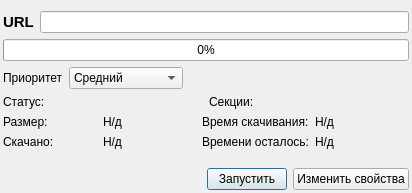
Before: the Qt Designer form REXLoader/taskdialog.ui in RA9OAJ/rexloader, drawn with Qt 5.
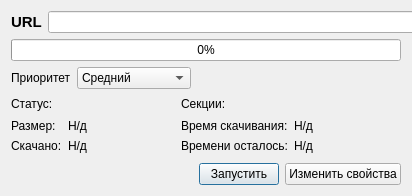
After: the same form once the commit is applied.

Patch:
```diff
--- a/REXLoader/taskdialog.ui
+++ b/REXLoader/taskdialog.ui
@@ -7,7 +7,7 @@
     <x>0</x>
     <y>0</y>
     <width>412</width>
-    <height>193</height>
+    <height>196</height>
    </rect>
   </property>
   <property name="sizePolicy">
@@ -38,15 +38,6 @@
    <string>Задание</string>
   </property>
   <layout class="QVBoxLayout" name="verticalLayout">
-   <property name="leftMargin">
-    <number>3</number>
-   </property>
-   <property name="rightMargin">
-    <number>3</number>
-   </property>
-   <property name="bottomMargin">
-    <number>3</number>
-   </property>
    <item>
     <layout class="QHBoxLayout" name="horizontalLayout">
      <item>
@@ -151,6 +142,12 @@
     <layout class="QGridLayout" name="gridLayout">
      <item row="0" column="0">
       <widget class="QLabel" name="label_6">
+       <property name="sizePolicy">
+        <sizepolicy hsizetype="Fixed" vsizetype="Preferred">
+         <horstretch>0</horstretch>
+         <verstretch>0</verstretch>
+        </sizepolicy>
+       </property>
        <property name="text">
         <string>Статус:</string>
        </property>
@@ -158,6 +155,12 @@
      </item>
      <item row="0" column="1">
       <widget class="QLabel" name="statuslABEL">
+       <property name="sizePolicy">
+        <sizepolicy hsizetype="Minimum" vsizetype="Preferred">
+         <horstretch>0</horstretch>
+         <verstretch>0</verstretch>
+        </sizepolicy>
+       </property>
        <property name="text">
         <string/>
        </property>
@@ -165,6 +168,12 @@
      </item>
      <item row="0" column="2">
       <widget class="QLabel" name="label_7">
+       <property name="sizePolicy">
+        <sizepolicy hsizetype="Fixed" vsizetype="Preferred">
+         <horstretch>0</horstretch>
+         <verstretch>0</verstretch>
+        </sizepolicy>
+       </property>
        <property name="text">
         <string>Секции:</string>
        </property>
@@ -172,71 +181,134 @@
      </item>
      <item row="0" column="3">
       <widget class="QLabel" name="sectionLabel">
+       <property name="sizePolicy">
+        <sizepolicy hsizetype="Minimum" vsizetype="Preferred">
+         <horstretch>0</horstretch>
+         <verstretch>0</verstretch>
+        </sizepolicy>
+       </property>
        <property name="text">
         <string/>
        </property>
       </widget>
      </item>
-    </layout>
-   </item>
-   <item>
-    <layout class="QGridLayout" name="gridLayout_2">
-     <item row="0" column="0">
+     <item row="1" column="0">
       <widget class="QLabel" name="label_2">
+       <property name="sizePolicy">
+        <sizepolicy hsizetype="Maximum" vsizetype="Preferred">
+         <horstretch>0</horstretch>
+         <verstretch>0</verstretch>
+        </sizepolicy>
+       </property>
        <property name="text">
         <string>Размер:</string>
        </property>
       </widget>
      </item>
-     <item row="0" column="1">
+     <item row="1" column="1">
       <widget class="QLabel" name="sizeLabel">
+       <property name="sizePolicy">
+        <sizepolicy hsizetype="MinimumExpanding" vsizetype="Preferred">
+         <horstretch>0</horstretch>
+         <verstretch>0</verstretch>
+        </sizepolicy>
+       </property>
        <property name="text">
         <string>Н/д</string>
        </property>
       </widget>
      </item>
-     <item row="0" column="2">
+     <item row="1" column="2" colspan="3">
       <widget class="QLabel" name="label_4">
+       <property name="sizePolicy">
+        <sizepolicy hsizetype="Maximum" vsizetype="Preferred">
+         <horstretch>0</horstretch>
+         <verstretch>0</verstretch>
+        </sizepolicy>
+       </property>
        <property name="text">
         <string>Время скачивания:</string>
        </property>
       </widget>
      </item>
-     <item row="0" column="3">
+     <item row="1" column="5">
       <widget class="QLabel" name="timeLabel">
+       <property name="sizePolicy">
+        <sizepolicy hsizetype="MinimumExpanding" vsizetype="Preferred">
+         <horstretch>0</horstretch>
+         <verstretch>0</verstretch>
+        </sizepolicy>
+       </property>
        <property name="text">
         <string>Н/д</string>
        </property>
       </widget>
      </item>
-     <item row="1" column="0">
+     <item row="2" column="0">
       <widget class="QLabel" name="label_3">
+       <property name="sizePolicy">
+        <sizepolicy hsizetype="Maximum" vsizetype="Preferred">
+         <horstretch>0</horstretch>
+         <verstretch>0</verstretch>
+        </sizepolicy>
+       </property>
        <property name="text">
         <string>Скачано:</string>
        </property>
       </widget>
      </item>
-     <item row="1" column="1">
+     <item row="2" column="1">
       <widget class="QLabel" name="loadLabel">
+       <property name="sizePolicy">
+        <sizepolicy hsizetype="Minimum" vsizetype="Preferred">
+         <horstretch>0</horstretch>
+         <verstretch>0</verstretch>
+        </sizepolicy>
+       </property>
        <property name="text">
         <string>Н/д</string>
        </property>
       </widget>
      </item>
-     <item row="1" column="2">
+     <item row="2" column="2" colspan="3">
       <widget class="QLabel" name="label_5">
+       <property name="sizePolicy">
+        <sizepolicy hsizetype="Maximum" vsizetype="Preferred">
+         <horstretch>0</horstretch>
+         <verstretch>0</verstretch>
+        </sizepolicy>
+       </property>
        <property name="text">
         <string>Времени осталось:</string>
        </property>
       </widget>
      </item>
-     <item row="1" column="3">
+     <item row="2" column="5">
       <widget class="QLabel" name="leftLabel">
+       <property name="sizePolicy">
+        <sizepolicy hsizetype="MinimumExpanding" vsizetype="Preferred">
+         <horstretch>0</horstretch>
+         <verstretch>0</verstretch>
+        </sizepolicy>
+       </property>
        <property name="text">
         <string>Н/д</string>
        </property>
       </widget>
      </item>
+     <item row="0" column="4" colspan="2">
+      <spacer name="horizontalSpacer_3">
+       <property name="orientation">
+        <enum>Qt::Horizontal</enum>
+       </property>
+       <property name="sizeHint" stdset="0">
+        <size>
+         <width>40</width>
+         <height>20</height>
+        </size>
+       </property>
+      </spacer>
+     </item>
     </layout>
    </item>
    <item>
```
